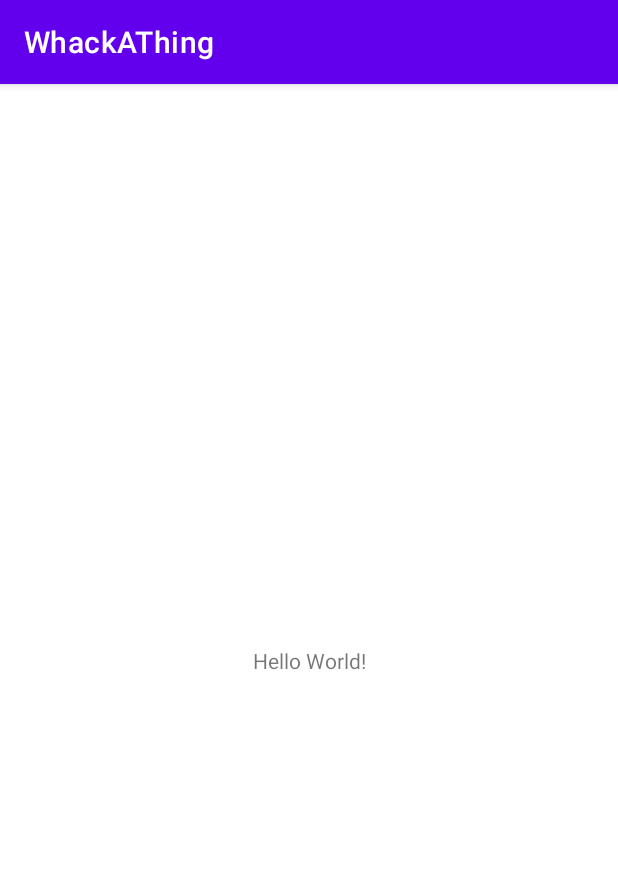
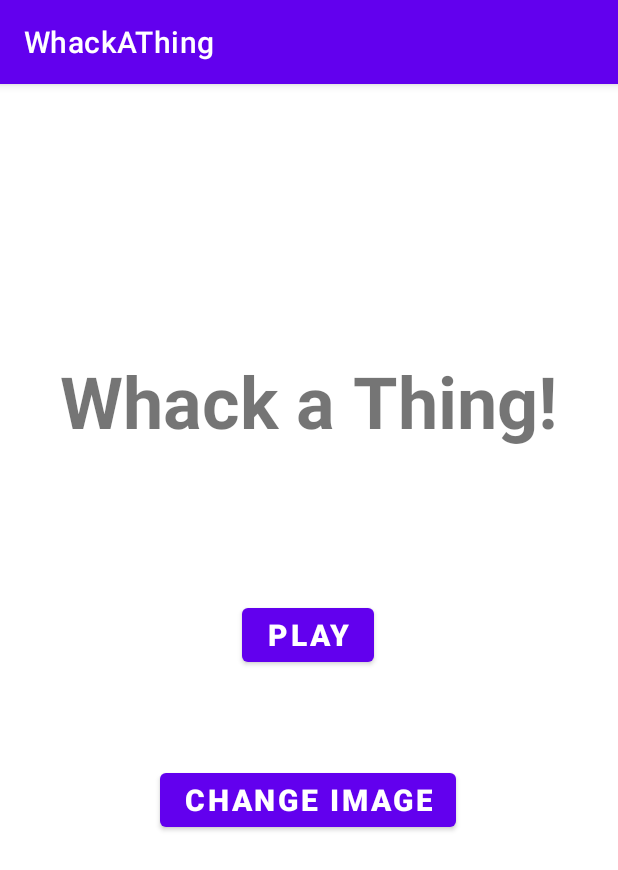
Before and after one commit to aichuley/WhackAThing, an Android app: the screen it shows after launch (MainActivity), on a phone screen of 412 x 824 dp. Shown: the top 870 px of the screen. Run offline under Robolectric (Android 15) with nearby library versions, the phone set to English and light mode, and no system bars.

Commit message:
Added welcome screen xml components

```diff
--- /dev/null
+++ b/app/src/main/java/com/example/whackathing/SelectImageActivity.kt
@@ -0,0 +1,4 @@
+package com.example.whackathing
+
+class SelectImageActivity {
+}
--- a/app/src/main/res/layout/activity_main.xml
+++ b/app/src/main/res/layout/activity_main.xml
@@ -7,12 +7,45 @@
     tools:context=".MainActivity">
 
     <TextView
+        android:id="@+id/textView"
         android:layout_width="wrap_content"
         android:layout_height="wrap_content"
-        android:text="Hello World!"
+        android:text="Whack a Thing!"
+        android:textSize="48sp"
+        android:textStyle="bold"
         app:layout_constraintBottom_toBottomOf="parent"
         app:layout_constraintEnd_toEndOf="parent"
+        app:layout_constraintHorizontal_bias="0.501"
         app:layout_constraintStart_toStartOf="parent"
-        app:layout_constraintTop_toTopOf="parent" />
+        app:layout_constraintTop_toTopOf="parent"
+        app:layout_constraintVertical_bias="0.254" />
+
+    <Button
+        android:id="@+id/button"
+        android:layout_width="wrap_content"
+        android:layout_height="wrap_content"
+        android:layout_marginStart="158dp"
+        android:layout_marginTop="100dp"
+        android:layout_marginEnd="159dp"
+        android:text="Play"
+        android:textSize="20sp"
+        android:textStyle="bold"
+        app:layout_constraintEnd_toEndOf="parent"
+        app:layout_constraintStart_toStartOf="parent"
+        app:layout_constraintTop_toBottomOf="@+id/textView" />
+
+    <Button
+        android:id="@+id/button2"
+        android:layout_width="wrap_content"
+        android:layout_height="wrap_content"
+        android:layout_marginStart="158dp"
+        android:layout_marginTop="62dp"
+        android:layout_marginEnd="159dp"
+        android:text="Change Image"
+        android:textSize="20sp"
+        android:textStyle="bold"
+        app:layout_constraintEnd_toEndOf="parent"
+        app:layout_constraintStart_toStartOf="parent"
+        app:layout_constraintTop_toBottomOf="@+id/button" />
 
 </androidx.constraintlayout.widget.ConstraintLayout>
--- /dev/null
+++ b/app/src/main/res/layout/activity_selectimage.xml
@@ -0,0 +1,6 @@
+<?xml version="1.0" encoding="utf-8"?>
+<androidx.constraintlayout.widget.ConstraintLayout xmlns:android="http://schemas.android.com/apk/res/android"
+    android:layout_width="match_parent"
+    android:layout_height="match_parent">
+
+</androidx.constraintlayout.widget.ConstraintLayout>
```
